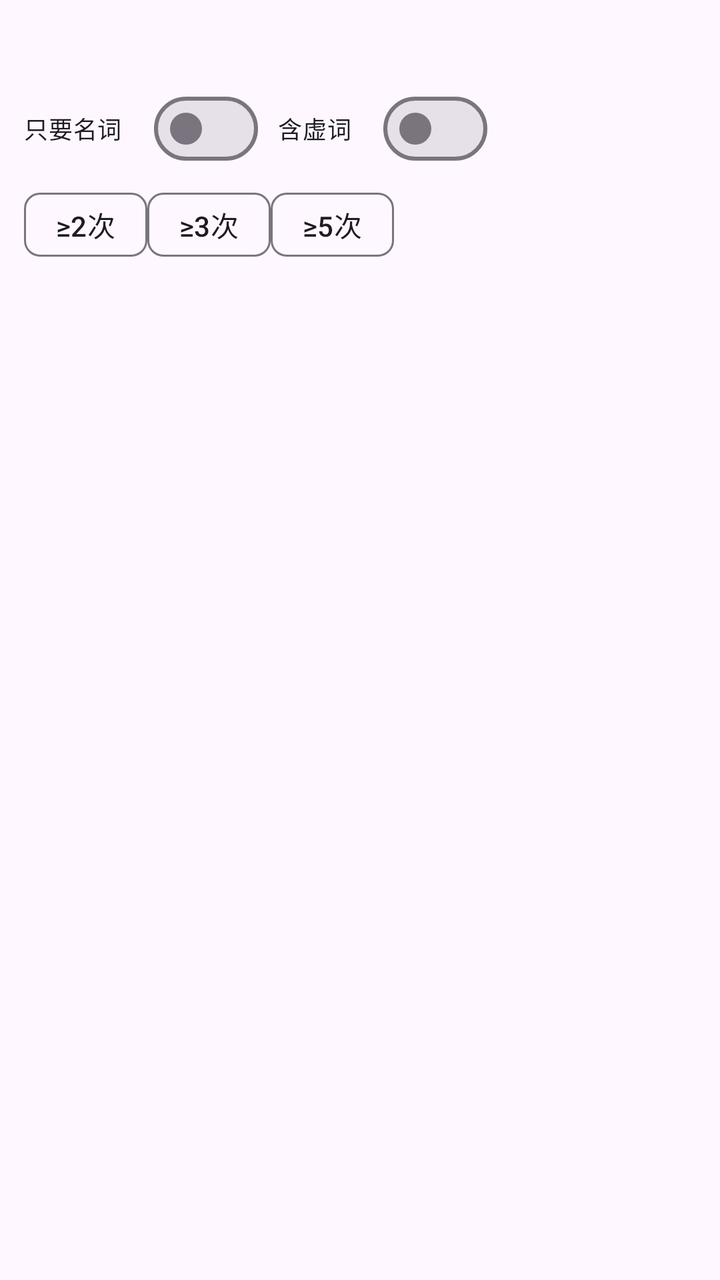
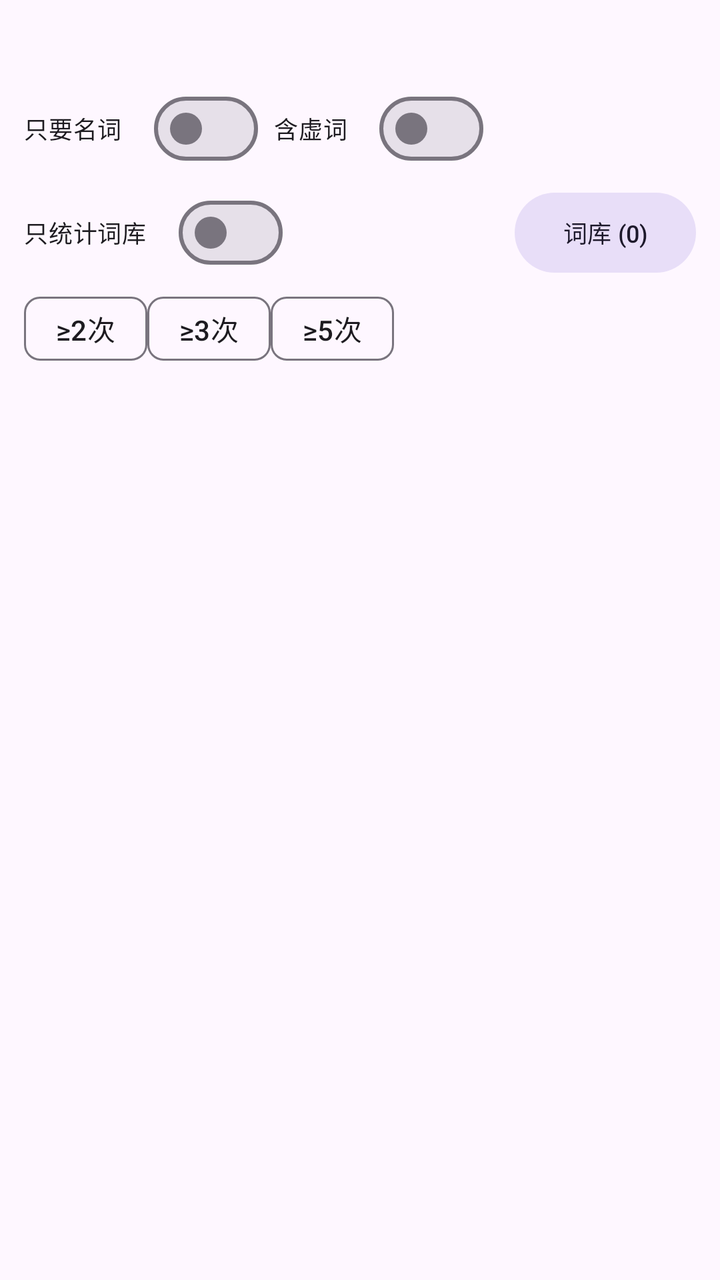

Screens rendered from an Android XML layout before and after an edit, with the pre-edit source and the edit as a unified diff.
<!-- AndroidManifest.xml: application theme Theme.NotepadApp -->
<!-- res/layout/activity_stats.xml -->
<?xml version="1.0" encoding="utf-8"?>
<LinearLayout xmlns:android="http://schemas.android.com/apk/res/android"
    android:layout_width="match_parent"
    android:layout_height="match_parent"
    android:orientation="vertical"
    android:background="?attr/colorSurface">

    <TextView
        android:id="@+id/tvSummary"
        android:layout_width="match_parent"
        android:layout_height="wrap_content"
        android:padding="12dp"
        android:textSize="12sp"
        android:textStyle="bold" />

    <LinearLayout
        android:layout_width="match_parent"
        android:layout_height="wrap_content"
        android:orientation="horizontal"
        android:gravity="center_vertical"
        android:paddingHorizontal="12dp">

        <com.google.android.material.materialswitch.MaterialSwitch
            android:id="@+id/switchNoun"
            android:layout_width="wrap_content"
            android:layout_height="wrap_content"
            android:text="只要名词"
            android:textSize="12sp" />

        <Space
            android:layout_width="10dp"
            android:layout_height="1dp" />

        <com.google.android.material.materialswitch.MaterialSwitch
            android:id="@+id/switchStop"
            android:layout_width="wrap_content"
            android:layout_height="wrap_content"
            android:text="含虚词"
            android:textSize="12sp" />
    </LinearLayout>

    <HorizontalScrollView
        android:layout_width="match_parent"
        android:layout_height="wrap_content"
        android:paddingHorizontal="12dp">

        <LinearLayout
            android:layout_width="wrap_content"
            android:layout_height="wrap_content"
            android:orientation="horizontal"
            android:gravity="center_vertical">

            <com.google.android.material.chip.Chip
                android:id="@+id/chipMin2"
                android:layout_width="wrap_content"
                android:layout_height="wrap_content"
                android:text="≥2次"
                android:checkable="false" />

            <com.google.android.material.chip.Chip
                android:id="@+id/chipMin3"
                android:layout_width="wrap_content"
                android:layout_height="wrap_content"
                android:text="≥3次"
                android:checkable="false" />

            <com.google.android.material.chip.Chip
                android:id="@+id/chipMin5"
                android:layout_width="wrap_content"
                android:layout_height="wrap_content"
                android:text="≥5次"
                android:checkable="false" />
        </LinearLayout>
    </HorizontalScrollView>

    <TextView
        android:id="@+id/tvEmpty"
        android:layout_width="match_parent"
        android:layout_height="wrap_content"
        android:layout_marginTop="40dp"
        android:gravity="center"
        android:text="没有达到阈值的词\n试试关掉「只要名词」或降低次数要求"
        android:alpha="0.5"
        android:visibility="gone" />

    <androidx.recyclerview.widget.RecyclerView
        android:id="@+id/rvWords"
        android:layout_width="match_parent"
        android:layout_height="0dp"
        android:layout_weight="1"
        android:paddingVertical="8dp"
        android:clipToPadding="false" />

</LinearLayout>
<!-- resources referenced by this layout -->
<resources>
  <style name="Theme.NotepadApp" parent="Theme.Material3.DayNight">
          <item name="android:statusBarColor" tools:targetApi="l">?attr/colorSurface</item>
      </style>
</resources>

<!-- the commit's change to res/layout/activity_stats.xml (unified diff, before → after) -->
@@ -28,7 +28,7 @@
             android:textSize="12sp" />
 
         <Space
-            android:layout_width="10dp"
+            android:layout_width="8dp"
             android:layout_height="1dp" />
 
         <com.google.android.material.materialswitch.MaterialSwitch
@@ -37,6 +37,37 @@
             android:layout_height="wrap_content"
             android:text="含虚词"
             android:textSize="12sp" />
+    </LinearLayout>
+
+    <LinearLayout
+        android:layout_width="match_parent"
+        android:layout_height="wrap_content"
+        android:orientation="horizontal"
+        android:gravity="center_vertical"
+        android:paddingHorizontal="12dp"
+        android:paddingTop="4dp">
+
+        <com.google.android.material.materialswitch.MaterialSwitch
+            android:id="@+id/switchTermsOnly"
+            android:layout_width="wrap_content"
+            android:layout_height="wrap_content"
+            android:text="只统计词库"
+            android:textSize="12sp" />
+
+        <Space
+            android:layout_width="0dp"
+            android:layout_height="1dp"
+            android:layout_weight="1" />
+
+        <com.google.android.material.button.MaterialButton
+            android:id="@+id/btnTerms"
+            style="@style/Widget.Material3.Button.TonalButton"
+            android:layout_width="wrap_content"
+            android:layout_height="40dp"
+            android:text="词库 (0)"
+            android:textSize="12sp"
+            android:insetTop="0dp"
+            android:insetBottom="0dp" />
     </LinearLayout>
 
     <HorizontalScrollView
@@ -79,6 +110,7 @@
         android:layout_height="wrap_content"
         android:layout_marginTop="40dp"
         android:gravity="center"
+        android:lineSpacingExtra="6dp"
         android:text="没有达到阈值的词\n试试关掉「只要名词」或降低次数要求"
         android:alpha="0.5"
         android:visibility="gone" />
